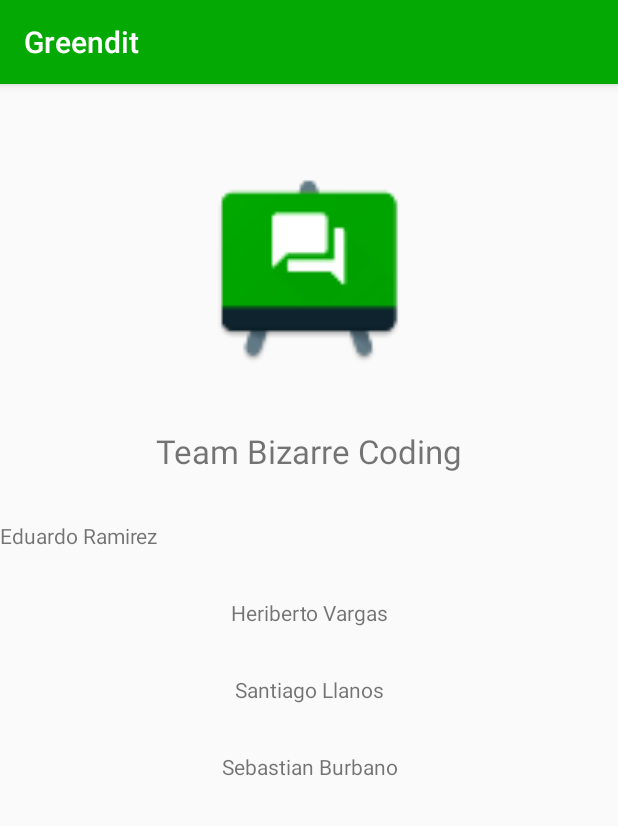
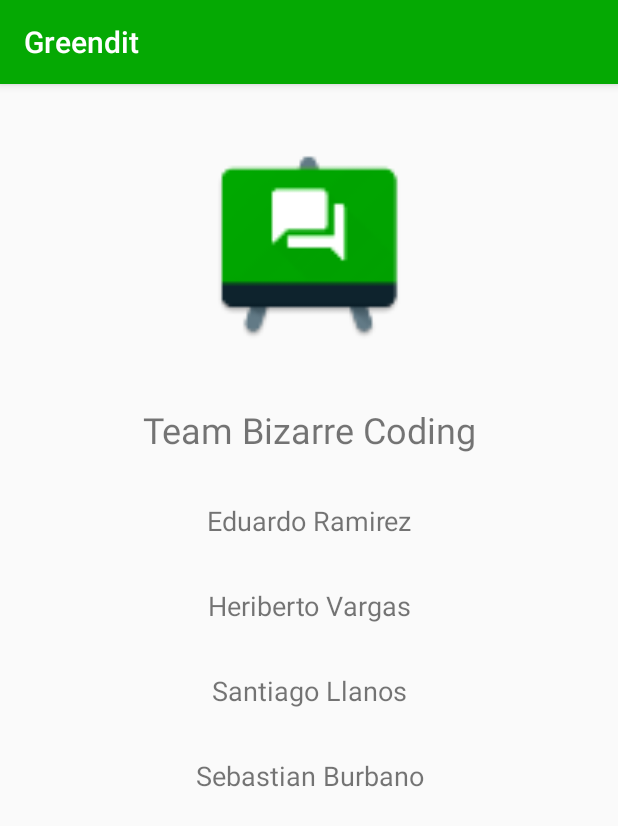
Before and after one commit to bizarrecoding/Forum, an Android app: the AboutActivity screen opened directly, with no data from a screen before it, on a phone screen of 412 x 824 dp. Shown: the top 826 px of the screen. Run offline under Robolectric (Android 15) with nearby library versions, the phone set to English and light mode, and no system bars.

```diff
--- a/app/src/main/res/layout/activity_about.xml
+++ b/app/src/main/res/layout/activity_about.xml
@@ -14,7 +14,7 @@
         android:layout_width="wrap_content"
         android:layout_height="wrap_content"
         android:id="@+id/Team"
-        android:textSize="22sp"
+        android:textSize="24sp"
         app:layout_constraintRight_toRightOf="parent"
         app:layout_constraintLeft_toLeftOf="parent"
         tools:layout_constraintRight_creator="1"
@@ -32,7 +32,8 @@
         app:layout_constraintTop_toBottomOf="@+id/textView9"
         app:layout_constraintRight_toRightOf="@+id/Team"
         app:layout_constraintLeft_toLeftOf="@+id/Team"
-        tools:ignore="HardcodedText" />
+        tools:ignore="HardcodedText"
+        android:textSize="18sp" />
 
     <TextView
         android:text="Sebastian Burbano"
@@ -44,7 +45,8 @@
         app:layout_constraintTop_toBottomOf="@+id/textView8"
         app:layout_constraintLeft_toLeftOf="@+id/Team"
         app:layout_constraintRight_toRightOf="@+id/Team"
-        tools:ignore="HardcodedText" />
+        tools:ignore="HardcodedText"
+        android:textSize="18sp" />
 
     <TextView
         android:text="Santiago Llanos"
@@ -56,17 +58,20 @@
         app:layout_constraintTop_toBottomOf="@+id/textView6"
         app:layout_constraintLeft_toLeftOf="@+id/Team"
         app:layout_constraintRight_toRightOf="@+id/Team"
-        tools:ignore="HardcodedText" />
+        tools:ignore="HardcodedText"
+        android:textSize="18sp" />
 
     <TextView
         android:text="Eduardo Ramirez"
         android:layout_width="wrap_content"
         android:layout_height="wrap_content"
         android:id="@+id/textView9"
-        tools:layout_editor_absoluteX="139dp"
         android:layout_marginTop="32dp"
         app:layout_constraintTop_toBottomOf="@+id/Team"
-        tools:ignore="HardcodedText,MissingConstraints" />
+        tools:ignore="HardcodedText,MissingConstraints"
+        app:layout_constraintLeft_toLeftOf="@+id/Team"
+        app:layout_constraintRight_toRightOf="@+id/Team"
+        android:textSize="18sp" />
 
     <ImageView
         android:layout_width="150dp"
@@ -78,7 +83,7 @@
         android:layout_marginStart="16dp"
         app:layout_constraintLeft_toLeftOf="parent"
         android:layout_marginLeft="16dp"
-        android:layout_marginTop="48dp"
+        android:layout_marginTop="32dp"
         app:layout_constraintTop_toTopOf="parent"
         android:layout_height="150dp"
         android:contentDescription="Bizarre Coding" />
--- a/app/src/main/res/layout/activity_main_forum.xml
+++ b/app/src/main/res/layout/activity_main_forum.xml
@@ -19,6 +19,7 @@
         android:layout_height="match_parent"
         android:layout_gravity="start"
         android:fitsSystemWindows="true"
+        android:background="@android:color/white"
         app:headerLayout="@layout/nav_header_forum"
         app:menu="@menu/activity_forum_drawer" />
 
--- a/app/src/main/res/menu/activity_forum_drawer.xml
+++ b/app/src/main/res/menu/activity_forum_drawer.xml
@@ -18,7 +18,7 @@
         <item
             android:id="@+id/nav_about"
             android:icon="@drawable/github_circle"
-            android:title="about"
+            android:title="About"
             android:checkable="false" />
         <item
             android:id="@+id/nav_exit"
```
Also changed, not shown: app/src/main/java/com/example/herik21/forum/ForumActivity.java (+1 -9 lines).
